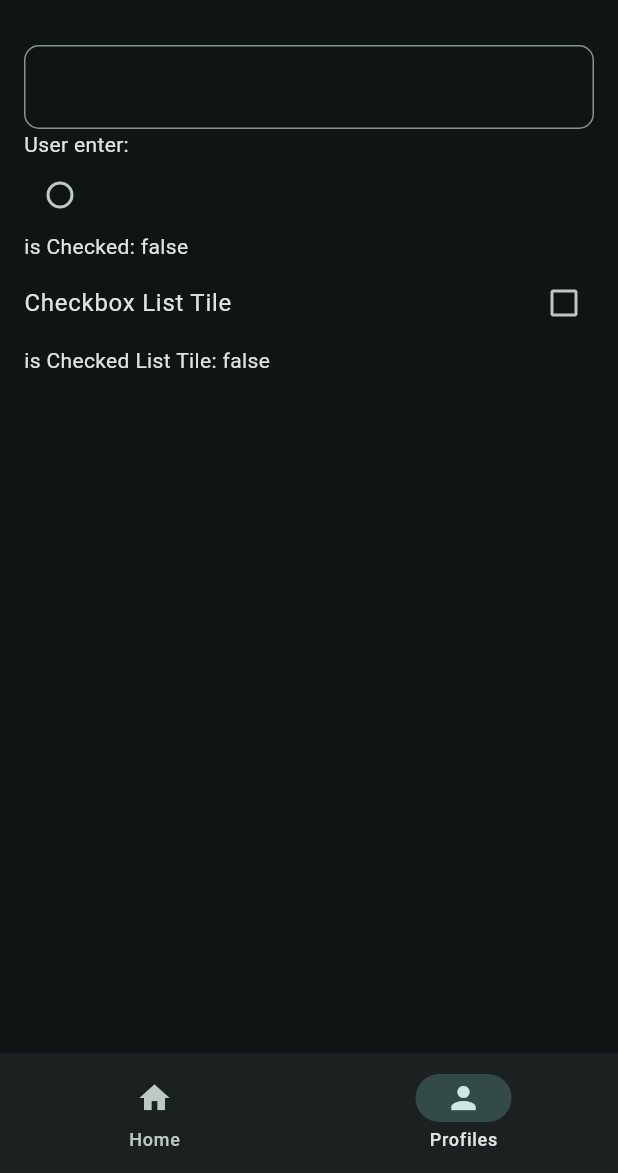
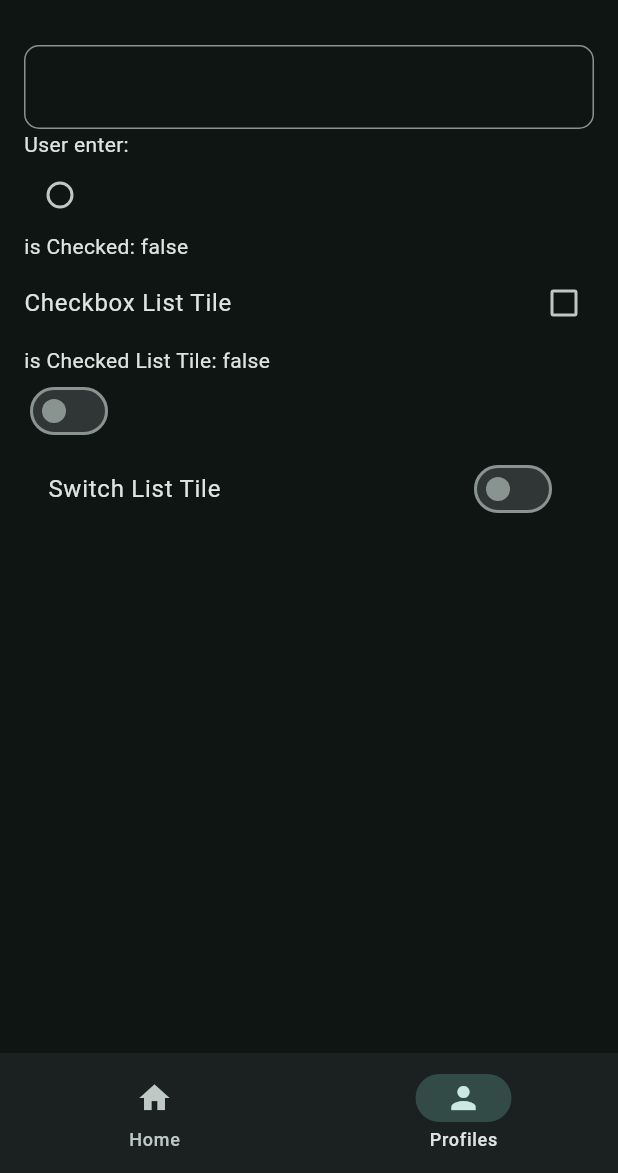
Before and after one commit to purnadi-winarno/flutter_kickstart, a Flutter app: the screen it shows after launch, item 2 of the bottom bar chosen, on a phone screen of 412 x 824 dp, the part 63-1236 px from its top. Run offline on Flutter 3.47's test engine with Material 3 defaults, Android fonts, the phone set to English and light mode, and no system bars.

Commit message:
input: switch

```diff
--- a/lib/views/pages/profile_page.dart
+++ b/lib/views/pages/profile_page.dart
@@ -12,6 +12,14 @@ class _ProfilePageState extends State<ProfilePage> {
   TextEditingController nameController = TextEditingController();
   bool isChecked = false;
   bool isCheckedListTile = false;
+  bool isSwitched = false;
+
+  void onChangedSwitch(bool value) {
+    setState(() {
+      isSwitched = value;
+    });
+  }
+
   @override
   Widget build(BuildContext context) {
     return Padding(
@@ -64,6 +72,14 @@ class _ProfilePageState extends State<ProfilePage> {
             mainAxisAlignment: MainAxisAlignment.start,
             children: [Text("is Checked List Tile: $isCheckedListTile")],
           ),
+          Row(
+            children: [Switch(value: isSwitched, onChanged: onChangedSwitch)],
+          ),
+          SwitchListTile(
+            title: Text("Switch List Tile"),
+            value: isSwitched,
+            onChanged: onChangedSwitch,
+          ),
         ],
       ),
     );
```
